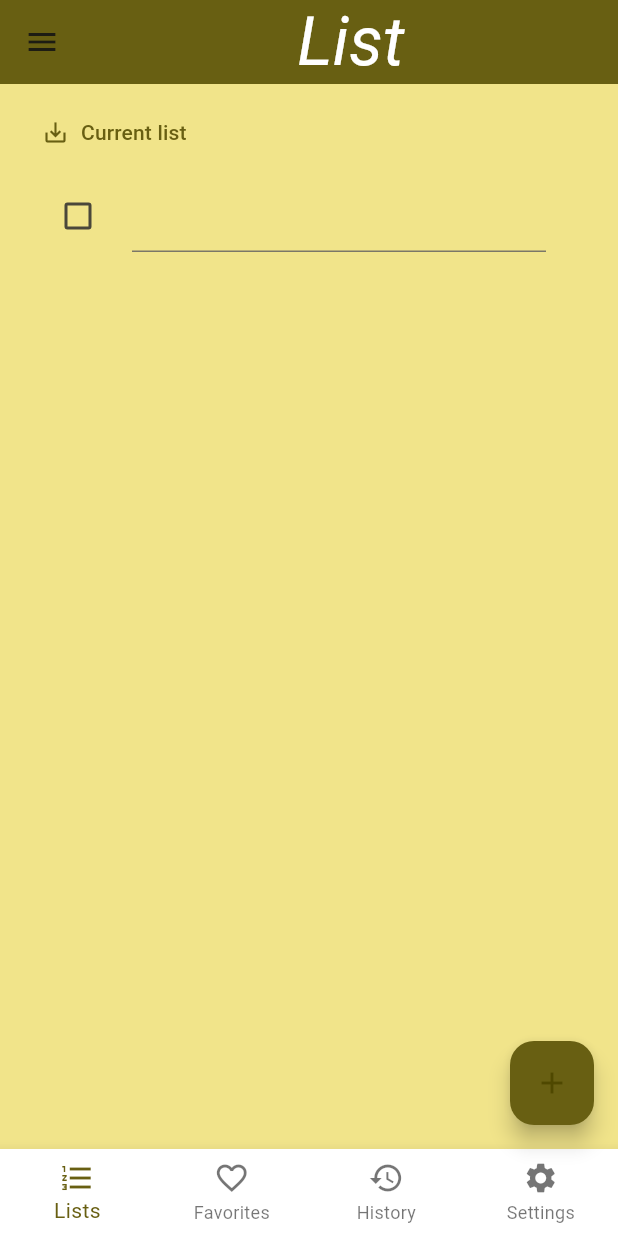
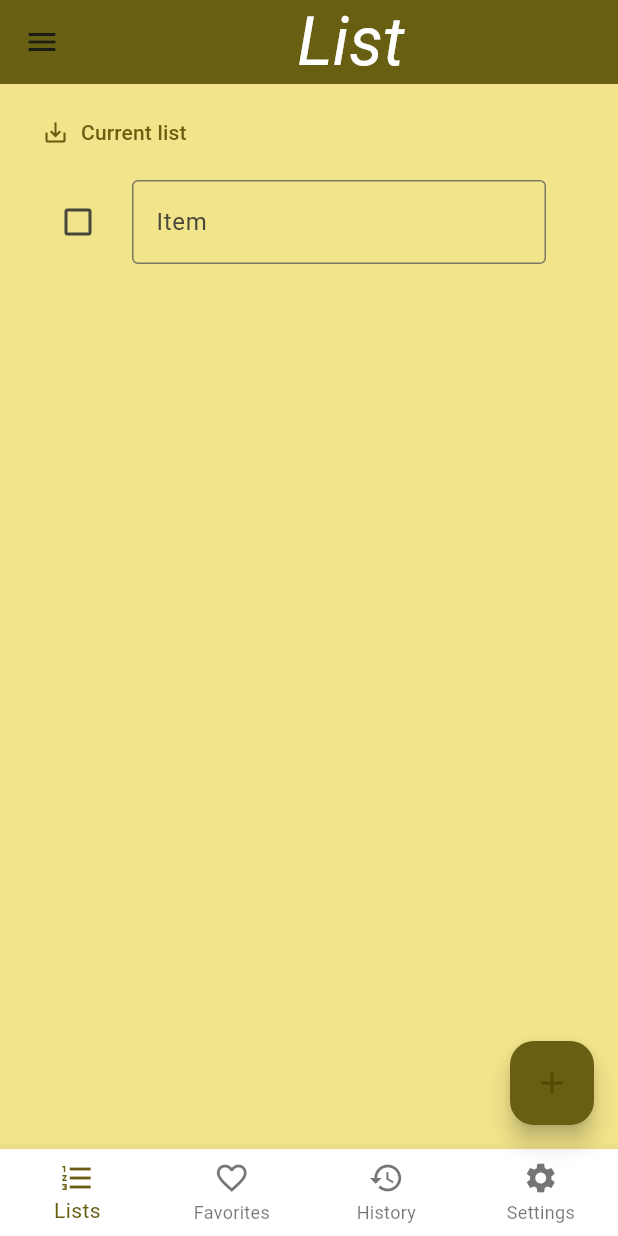
Before and after one commit to FelipeJorge805/shoping_list, a Flutter app: the screen it shows after launch, after a tap on the "add" icon, on a phone screen of 412 x 824 dp. Run offline on Flutter 3.47's test engine with Material 3 defaults, Android fonts, the phone set to English and light mode, and no system bars.

Commit message:
Added a way to change the Item's name by directly tapping on the item.
Added decorations so it looks slightly more appealing

```diff
--- a/lib/main.dart
+++ b/lib/main.dart
@@ -58,12 +58,29 @@ class _ListItemState extends State<ListItem> {
 
   @override
   Widget build(BuildContext context) {
+    var appState = context.watch<MyAppState>();
 
+
+    var textController = TextEditingController();
+    //textController.clear();
+    //textController.selection = TextSelection.fromPosition(TextPosition(offset: textController.value.text.length));
     return CheckboxListTile(
       controlAffinity: ListTileControlAffinity.leading,
       value: _value,
       onChanged: (newValue) => setState(() => _value = newValue),
-      title: TextField(controller: TextEditingController()..text = widget.label, onChanged: (text) => {},)
+      title: TextField(
+        //autofocus: _focus,
+        controller: textController..text = widget.label,
+        onSubmitted: (newName) => {
+          //if(newName == "") newName = "New Item",
+          appState.updateName(widget.label, newName),
+          widget.label = newName,
+        },
+        decoration: const InputDecoration(
+          border: OutlineInputBorder(),
+          labelText: 'Item',
+        ),
+      )
     );
   }
 }
```
